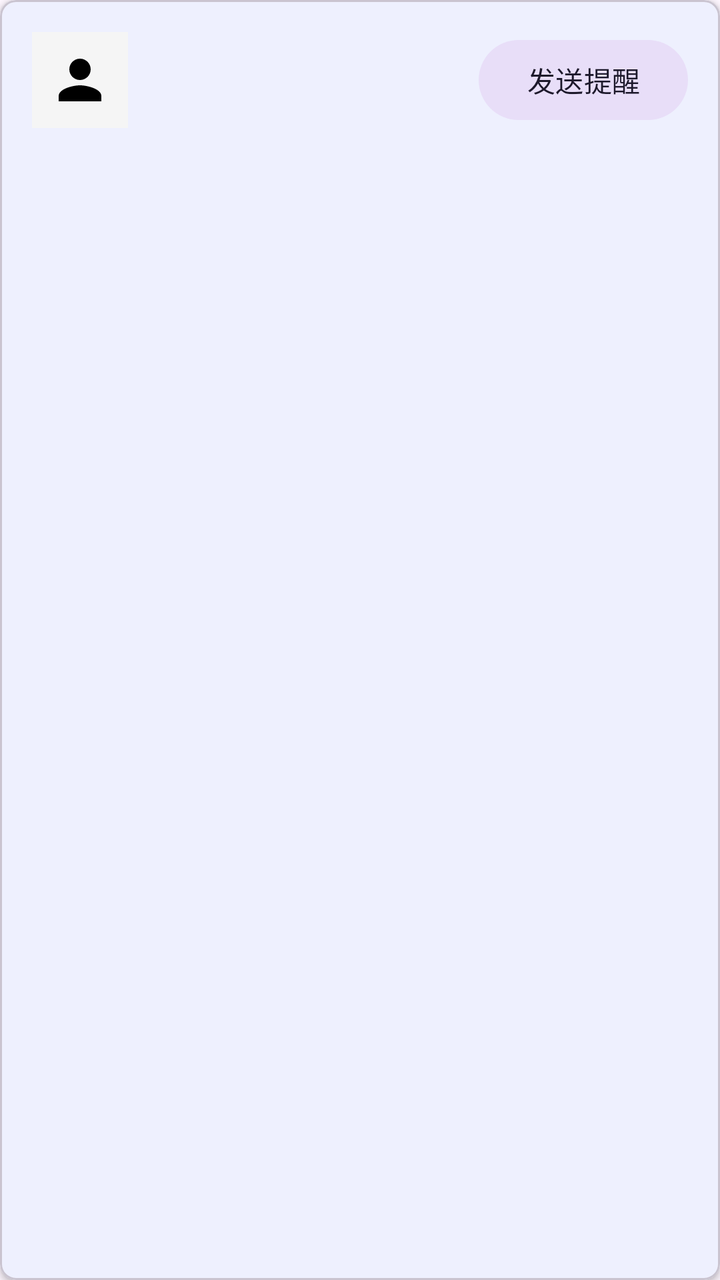
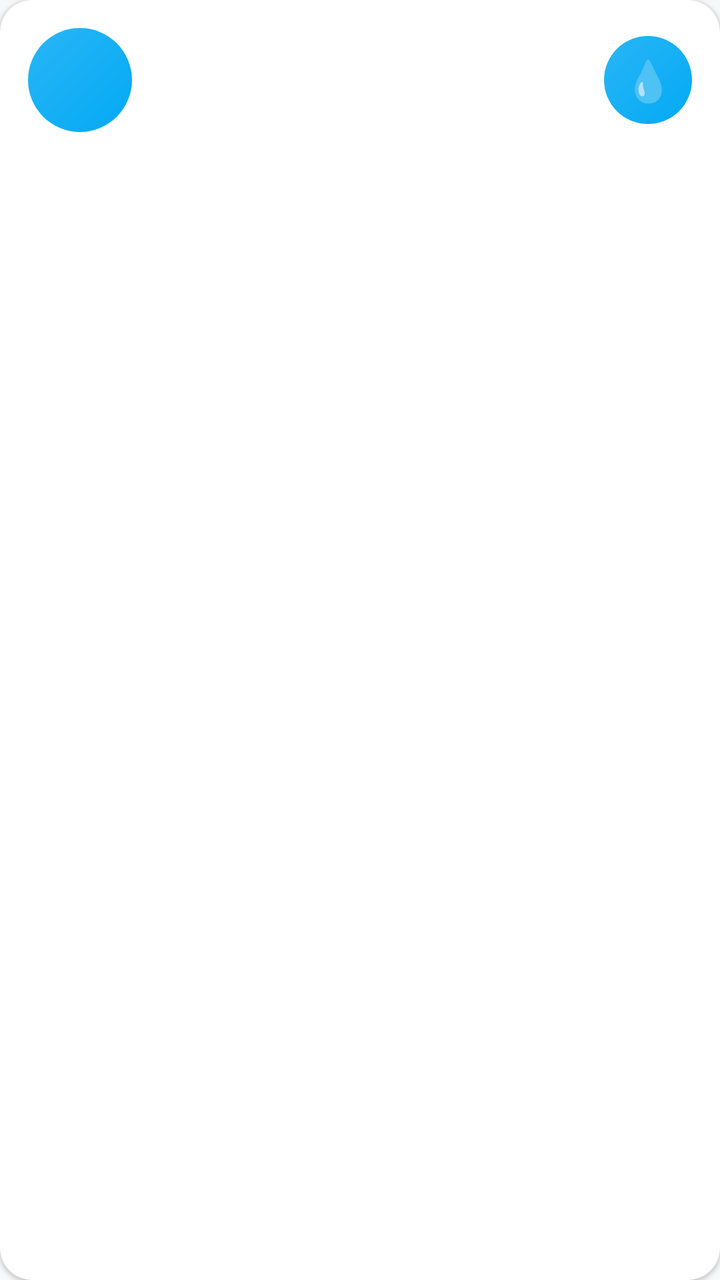

Compare the two renders of this Android layout. The source of the first and the diff that turns it into the second are given below.
<!-- AndroidManifest.xml: application theme Theme.WaterPal -->
<!-- res/layout/item_friend.xml -->
<?xml version="1.0" encoding="utf-8"?>
<com.google.android.material.card.MaterialCardView xmlns:android="http://schemas.android.com/apk/res/android"
    xmlns:app="http://schemas.android.com/apk/res-auto"
    android:layout_width="match_parent"
    android:layout_height="wrap_content"
    android:layout_margin="8dp"
    app:cardElevation="2dp"
    app:cardCornerRadius="8dp">

    <LinearLayout
        android:layout_width="match_parent"
        android:layout_height="wrap_content"
        android:orientation="horizontal"
        android:padding="16dp"
        android:gravity="center_vertical">

        
        <ImageView
            android:id="@+id/ivAvatar"
            android:layout_width="48dp"
            android:layout_height="48dp"
            android:src="@drawable/ic_person"
            android:background="@color/light_gray"
            android:padding="8dp"/>

        
        <TextView
            android:id="@+id/tvNickname"
            android:layout_width="0dp"
            android:layout_height="wrap_content"
            android:layout_weight="1"
            android:layout_marginStart="16dp"
            android:textSize="16sp"
            android:textColor="@color/text_primary"
            android:textStyle="bold"/>

        
        <com.google.android.material.button.MaterialButton
            android:id="@+id/btnSendReminder"
            android:layout_width="wrap_content"
            android:layout_height="wrap_content"
            android:text="@string/send_reminder"
            style="@style/Widget.Material3.Button.TonalButton"/>

    </LinearLayout>
</com.google.android.material.card.MaterialCardView>
<!-- resources referenced by this layout -->
<resources>
  <color name="light_gray">#F5F5F5</color>
  <color name="text_primary">#212121</color>
  <!-- drawable ic_person (drawable) -->
  <?xml version="1.0" encoding="utf-8"?>
  <vector xmlns:android="http://schemas.android.com/apk/res/android"
      android:width="24dp"
      android:height="24dp"
      android:viewportWidth="24"
      android:viewportHeight="24">
      <path
          android:fillColor="@color/black"
          android:pathData="M12,12c2.21,0 4,-1.79 4,-4s-1.79,-4 -4,-4s-4,1.79 -4,4s1.79,4 4,4zM12,14c-2.67,0 -8,1.34 -8,4v2h16v-2c0,-2.66 -5.33,-4 -8,-4z" />
  </vector>
  <string name="send_reminder">发送提醒</string>
  <style name="Theme.WaterPal" parent="Theme.Material3.DayNight.NoActionBar">
          <item name="colorPrimary">@color/primary</item>
          <item name="colorPrimaryDark">@color/primary_dark</item>
          <item name="colorAccent">@color/accent</item>
          <item name="android:statusBarColor">@color/primary_dark</item>
      </style>
  <color name="black">#000000</color>
  <color name="primary">#2196F3</color>
  <color name="primary_dark">#1976D2</color>
  <color name="accent">#03DAC5</color>
</resources>

<!-- the commit's change to res/layout/item_friend.xml (unified diff, before → after) -->
@@ -3,44 +3,84 @@
     xmlns:app="http://schemas.android.com/apk/res-auto"
     android:layout_width="match_parent"
     android:layout_height="wrap_content"
-    android:layout_margin="8dp"
-    app:cardElevation="2dp"
-    app:cardCornerRadius="8dp">
+    android:layout_margin="6dp"
+    app:cardCornerRadius="16dp"
+    app:cardElevation="1dp"
+    app:cardBackgroundColor="@color/white"
+    app:strokeWidth="0dp">
 
     <LinearLayout
         android:layout_width="match_parent"
         android:layout_height="wrap_content"
         android:orientation="horizontal"
-        android:padding="16dp"
+        android:padding="14dp"
         android:gravity="center_vertical">
 
         
-        <ImageView
-            android:id="@+id/ivAvatar"
-            android:layout_width="48dp"
-            android:layout_height="48dp"
-            android:src="@drawable/ic_person"
-            android:background="@color/light_gray"
-            android:padding="8dp"/>
+        <FrameLayout
+            android:layout_width="52dp"
+            android:layout_height="52dp">
+
+            
+            <ImageView
+                android:id="@+id/ivAvatar"
+                android:layout_width="52dp"
+                android:layout_height="52dp"
+                android:visibility="gone"
+                android:scaleType="centerCrop" />
+
+            
+            <View
+                android:id="@+id/viewAvatarBg"
+                android:layout_width="52dp"
+                android:layout_height="52dp"
+                android:background="@drawable/avatar_circle" />
+
+            
+            <TextView
+                android:id="@+id/tvAvatarText"
+                android:layout_width="52dp"
+                android:layout_height="52dp"
+                android:textColor="@color/white"
+                android:textSize="22sp"
+                android:gravity="center" />
+        </FrameLayout>
 
         
-        <TextView
-            android:id="@+id/tvNickname"
+        <LinearLayout
             android:layout_width="0dp"
             android:layout_height="wrap_content"
             android:layout_weight="1"
-            android:layout_marginStart="16dp"
-            android:textSize="16sp"
-            android:textColor="@color/text_primary"
-            android:textStyle="bold"/>
+            android:orientation="vertical"
+            android:layout_marginStart="14dp">
+
+            <TextView
+                android:id="@+id/tvNickname"
+                android:layout_width="wrap_content"
+                android:layout_height="wrap_content"
+                android:textSize="16sp"
+                android:textStyle="bold"
+                android:textColor="@color/text_primary" />
+
+            <TextView
+                android:id="@+id/tvStatus"
+                android:layout_width="wrap_content"
+                android:layout_height="wrap_content"
+                android:textSize="12sp"
+                android:textColor="@color/accent"
+                android:layout_marginTop="3dp" />
+        </LinearLayout>
 
         
-        <com.google.android.material.button.MaterialButton
+        <android.widget.Button
             android:id="@+id/btnSendReminder"
-            android:layout_width="wrap_content"
-            android:layout_height="wrap_content"
-            android:text="@string/send_reminder"
-            style="@style/Widget.Material3.Button.TonalButton"/>
+            android:layout_width="44dp"
+            android:layout_height="44dp"
+            android:text="💧"
+            android:textSize="20sp"
+            android:background="@drawable/avatar_circle"
+            android:gravity="center"
+            android:stateListAnimator="@null" />
+    </LinearLayout>
 
-    </LinearLayout>
 </com.google.android.material.card.MaterialCardView>
<!-- resource entries referenced after the edit -->
@@ -1,28 +1,26 @@
 <!-- resources referenced by this layout -->
 <resources>
-  <color name="light_gray">#F5F5F5</color>
-  <color name="text_primary">#212121</color>
-  <!-- drawable ic_person (drawable) -->
+  <color name="text_primary">#1A202C</color>
+  <color name="white">#FFFFFF</color>
+  <!-- drawable avatar_circle (drawable) -->
   <?xml version="1.0" encoding="utf-8"?>
-  <vector xmlns:android="http://schemas.android.com/apk/res/android"
-      android:width="24dp"
-      android:height="24dp"
-      android:viewportWidth="24"
-      android:viewportHeight="24">
-      <path
-          android:fillColor="@color/black"
-          android:pathData="M12,12c2.21,0 4,-1.79 4,-4s-1.79,-4 -4,-4s-4,1.79 -4,4s1.79,4 4,4zM12,14c-2.67,0 -8,1.34 -8,4v2h16v-2c0,-2.66 -5.33,-4 -8,-4z" />
-  </vector>
-  <string name="send_reminder">发送提醒</string>
-  <style name="Theme.WaterPal" parent="Theme.Material3.DayNight.NoActionBar">
-          <item name="colorPrimary">@color/primary</item>
-          <item name="colorPrimaryDark">@color/primary_dark</item>
-          <item name="colorAccent">@color/accent</item>
-          <item name="android:statusBarColor">@color/primary_dark</item>
+  <shape xmlns:android="http://schemas.android.com/apk/res/android"
+      android:shape="oval">
+      <gradient
+          android:angle="135"
+          android:startColor="#03A9F4"
+          android:endColor="#29B6F6"
+          android:type="linear" />
+  </shape>
+  <style name="Theme.WaterPal" parent="Theme.WaterPal.Coral" />
+  <style name="Theme.WaterPal.Coral" parent="Theme.Material3.DayNight.NoActionBar">
+          <item name="colorPrimary">#03A9F4</item>
+          <item name="colorPrimaryDark">#0288D1</item>
+          <item name="colorAccent">#38B2AC</item>
+          <item name="android:statusBarColor">#0288D1</item>
+          <item name="android:windowBackground">#F7F8FA</item>
+          <item name="android:navigationBarColor">@color/white</item>
       </style>
-  <color name="black">#000000</color>
-  <color name="primary">#2196F3</color>
-  <color name="primary_dark">#1976D2</color>
-  <color name="accent">#03DAC5</color>
+  <color name="accent">#38B2AC</color>
 </resources>
 
